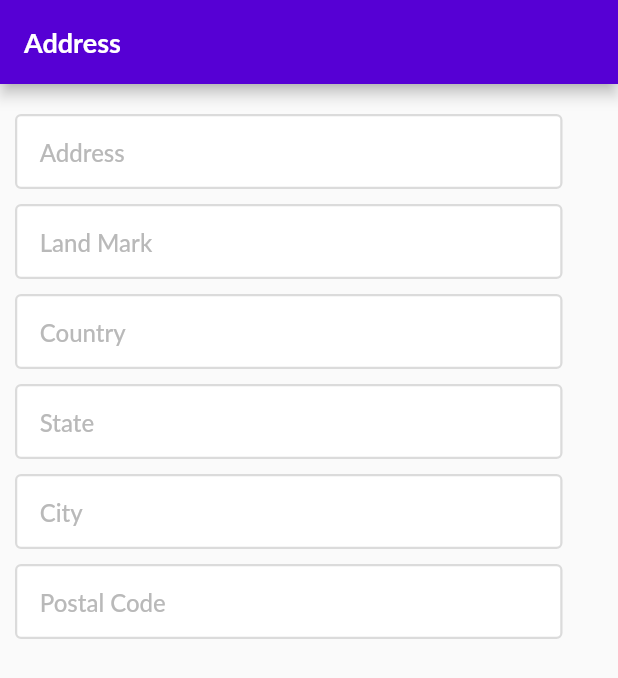
After one commit to guri1423/purpleavapp-master, a Flutter app: the AddressAdd screen opened directly, on a phone screen of 412 x 824 dp. The commit adds this screen. Shown: the top 678 px of the screen. Run offline on Flutter 3.47's test engine with Material 2 defaults, Android fonts, the phone set to English and light mode, and no system bars; our stand-ins replace carousel_slider, file_picker, flutter_secure_storage, fluttertoast, hive, hive_flutter and 2 more; accounts and stored records are empty; Roboto replaces fonts that are missing (Lato).

Commit message:
second commit for error

```diff
--- /dev/null
+++ b/lib/Screens/RenterScreens/address_enter.dart
@@ -0,0 +1,220 @@
+
+
+import 'package:flutter/material.dart';
+
+class AddressAdd extends StatefulWidget {
+  const AddressAdd({Key? key}) : super(key: key);
+
+  @override
+  State<AddressAdd> createState() => _AddressAddState();
+}
+
+class _AddressAddState extends State<AddressAdd> {
+  final TextEditingController _landmark = TextEditingController();
+  final TextEditingController _address = TextEditingController();
+  final TextEditingController _country = TextEditingController();
+  final TextEditingController _state = TextEditingController();
+  final TextEditingController _city = TextEditingController();
+  final TextEditingController _postal = TextEditingController();
+  @override
+  Widget build(BuildContext context) {
+    return Scaffold(
+      appBar:  AppBar(
+          automaticallyImplyLeading: false,
+          backgroundColor: Color(0xff5600d4),
+          title: Row(
+            mainAxisAlignment: MainAxisAlignment.start,
+            children: [
+
+              Text(
+                "Address",
+                style: TextStyle(
+                  color: Colors.white,
+                  fontSize: 18,
+                  fontFamily: "Lato",
+                  fontWeight: FontWeight.w700,
+                ),
+              ),
+            ],
+          )
+      ),
+      body: Padding(
+        padding: const EdgeInsets.symmetric(vertical: 20, horizontal:
+        10),
+        child: addressForm(context),
+      ),
+
+
+    );
+
+  }
+  Widget addressForm(BuildContext context){
+    return Column(
+      children: [
+        Container(
+          width: 365,
+          height: 50,
+          decoration: BoxDecoration(
+            borderRadius: BorderRadius.circular(4),
+            border: Border.all(color: Color(0xffdbdbdb), width: 1.50, ),
+            color: Colors.white,
+          ),
+
+          child: Padding(
+            padding: const EdgeInsets.symmetric(horizontal: 15),
+            child: TextField(
+              controller: _address,
+              decoration: InputDecoration(
+                border: InputBorder.none,
+                hintText: 'Address',
+                hintStyle: TextStyle(
+                  color: Color(0xffb9b9b9),
+                  fontSize: 16,
+                  fontFamily: "Lato",
+                  fontWeight: FontWeight.w500,
+                ),
+              ),
+            ),
+          ),
+        ),
+        SizedBox(height: 10,),
+        Container(
+          width: 365,
+          height: 50,
+          decoration: BoxDecoration(
+            borderRadius: BorderRadius.circular(4),
+            border: Border.all(color: Color(0xffdbdbdb), width: 1.50, ),
+            color: Colors.white,
+          ),
+
+          child: Padding(
+            padding: const EdgeInsets.symmetric(horizontal: 15),
+            child: TextField(
+              controller: _landmark,
+              decoration: InputDecoration(
+                border: InputBorder.none,
+                hintText: 'Land Mark',
+                hintStyle: TextStyle(
+                  color: Color(0xffb9b9b9),
+                  fontSize: 16,
+                  fontFamily: "Lato",
+                  fontWeight: FontWeight.w500,
+                ),
+              ),
+            ),
+          ),
+        ),
+        SizedBox(height: 10,),
+        Container(
+          width: 365,
+          height: 50,
+          decoration: BoxDecoration(
+            borderRadius: BorderRadius.circular(4),
+            border: Border.all(color: Color(0xffdbdbdb), width: 1.50, ),
+            color: Colors.white,
+          ),
+
+          child: Padding(
+            padding: const EdgeInsets.symmetric(horizontal: 15),
+            child: TextField(
+              controller: _country,
+              decoration: InputDecoration(
+                border: InputBorder.none,
+                hintText: 'Country',
+                hintStyle: TextStyle(
+                  color: Color(0xffb9b9b9),
+                  fontSize: 16,
+                  fontFamily: "Lato",
+                  fontWeight: FontWeight.w500,
+                ),
+              ),
+            ),
+          ),
+        ),
+        SizedBox(height: 10,),
+        Container(
+          width: 365,
+          height: 50,
+          decoration: BoxDecoration(
+            borderRadius: BorderRadius.circular(4),
+            border: Border.all(color: Color(0xffdbdbdb), width: 1.50, ),
+            color: Colors.white,
+          ),
+
+          child: Padding(
+            padding: const EdgeInsets.symmetric(horizontal: 15),
+            child: TextField(
+              controller: _state,
+              decoration: InputDecoration(
+                border: InputBorder.none,
+                hintText: 'State',
+                hintStyle: TextStyle(
+                  color: Color(0xffb9b9b9),
+                  fontSize: 16,
+                  fontFamily: "Lato",
+                  fontWeight: FontWeight.w500,
+                ),
+              ),
+            ),
+          ),
+        ),
+        SizedBox(height: 10,),
+        Container(
+          width: 365,
+          height: 50,
+          decoration: BoxDecoration(
+            borderRadius: BorderRadius.circular(4),
+            border: Border.all(color: Color(0xffdbdbdb), width: 1.50, ),
+            color: Colors.white,
+          ),
+
+          child: Padding(
+            padding: const EdgeInsets.symmetric(horizontal: 15),
+            child: TextField(
+              controller: _city,
+              decoration: InputDecoration(
+                border: InputBorder.none,
+                hintText: 'City',
+                hintStyle: TextStyle(
+                  color: Color(0xffb9b9b9),
+                  fontSize: 16,
+                  fontFamily: "Lato",
+                  fontWeight: FontWeight.w500,
+                ),
+              ),
+            ),
+          ),
+        ),
+        SizedBox(height: 10,),
+        Container(
+          width: 365,
+          height: 50,
+          decoration: BoxDecoration(
+            borderRadius: BorderRadius.circular(4),
+            border: Border.all(color: Color(0xffdbdbdb), width: 1.50, ),
+            color: Colors.white,
+          ),
+
+          child: Padding(
+            padding: const EdgeInsets.symmetric(horizontal: 15),
+            child: TextField(
+              controller: _postal,
+              decoration: InputDecoration(
+                border: InputBorder.none,
+                hintText: 'Postal Code',
+                hintStyle: TextStyle(
+                  color: Color(0xffb9b9b9),
+                  fontSize: 16,
+                  fontFamily: "Lato",
+                  fontWeight: FontWeight.w500,
+                ),
+              ),
+            ),
+          ),
+        ),
+
+        /// here you have to add all form fieds
+      ],
+    );
+  }
+}
--- a/lib/Services/ApiServices.dart
+++ b/lib/Services/ApiServices.dart
@@ -324,8 +324,7 @@ Future<GetCategoryProductModal> categorySearch(id) async {
   }
 }
 
-Future<GetProductAddedToCartModal?> productToCart(
-    GetProductAddedToCartModal model) async {
+Future<GetProductAddedToCartModal?> productToCart() async {
   print("guri");
   String url = "https://purpleapp.omkatech.com/api/cart";
   String? tokenValue = await _services.getToken();
```
Also changed, not shown: lib/Modal/renter_model/category_search_modal.dart (+23 -21 lines), lib/Screens/RenterScreens/Bookings_Screen.dart (+7 -1 lines), lib/Screens/RenterScreens/Cart_Screen.dart (+65 -101 lines), lib/Screens/RenterScreens/category_wise_products.dart (+10 -10 lines), lib/Screens/RenterScreens/product_details.dart (+9 -2 lines), lib/Screens/RenterScreens/viewproducts.dart (+8 -3 lines).
